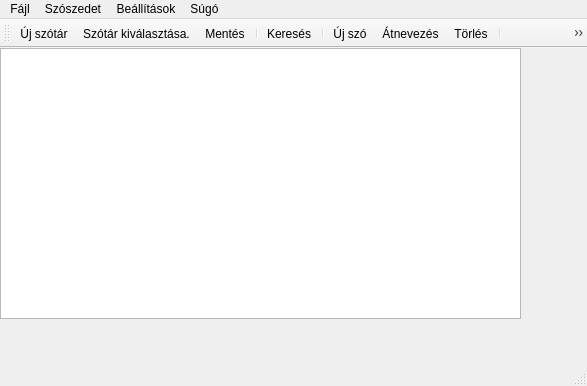
This is VocabularyNgDesktop/mainwindow.ui in eleda/VocabularyNgDesktop as Qt 5 draws it before an edit. The edited form follows.
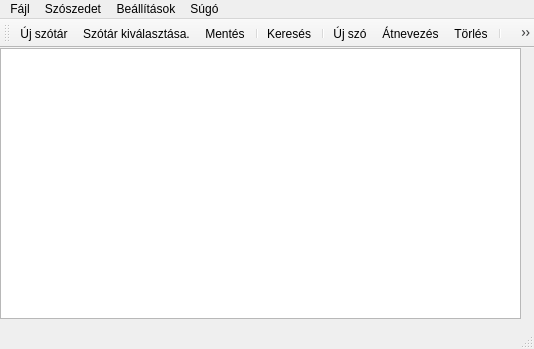
This is the edited form. Icons and pictures are not drawn.

What changed in the file:
```diff
--- a/VocabularyNgDesktop/mainwindow.ui
+++ b/VocabularyNgDesktop/mainwindow.ui
@@ -6,8 +6,8 @@
    <rect>
     <x>0</x>
     <y>0</y>
-    <width>587</width>
-    <height>386</height>
+    <width>534</width>
+    <height>349</height>
    </rect>
   </property>
   <property name="windowTitle">
@@ -54,7 +54,7 @@
     <rect>
      <x>0</x>
      <y>0</y>
-     <width>587</width>
+     <width>534</width>
      <height>21</height>
     </rect>
    </property>
```
Left out of the diff: 4 changed lines with no effect on the pictures.
